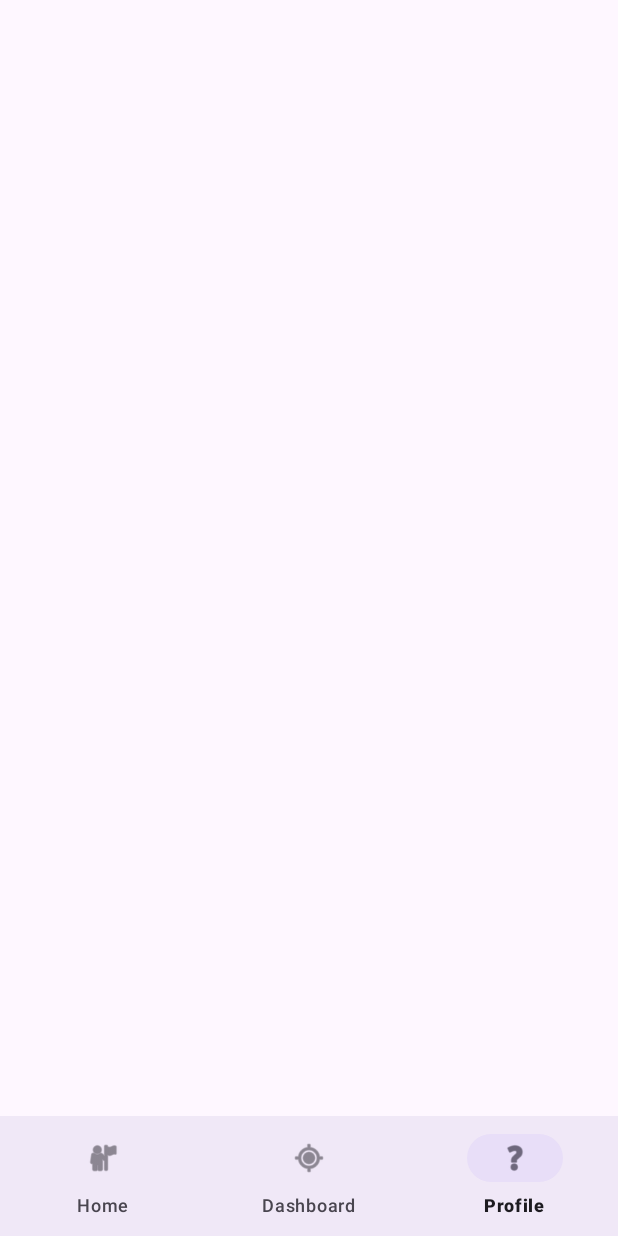
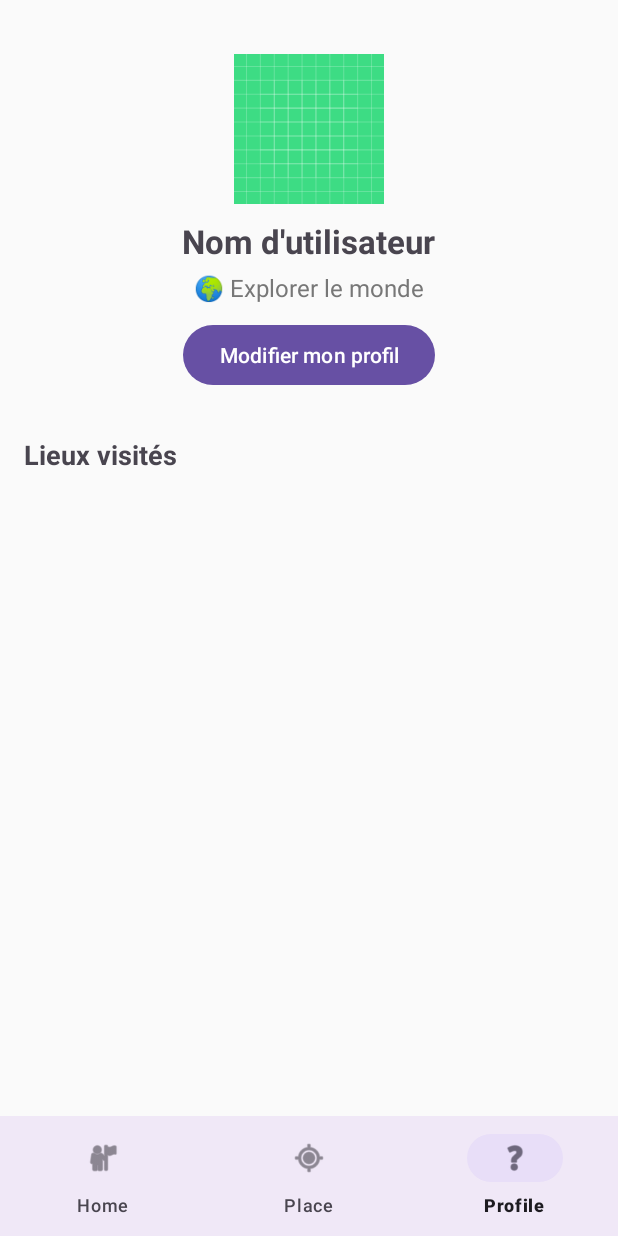
Before and after one commit to silamakanK/placy, an Android app: the screen it shows after launch (MainActivity), item 3 of the bottom bar chosen, on a phone screen of 412 x 824 dp. Run offline under Robolectric (Android 15) with nearby library versions, the phone set to English and light mode, and no system bars.

Commit message:
Add bottom navigation and fragment home / profile

```diff
--- a/app/src/main/AndroidManifest.xml
+++ b/app/src/main/AndroidManifest.xml
@@ -16,7 +16,6 @@
             android:exported="true">
             <intent-filter>
                 <action android:name="android.intent.action.MAIN" />
-
                 <category android:name="android.intent.category.LAUNCHER" />
             </intent-filter>
         </activity>
--- a/app/src/main/java/fr/placy/BottomNavigation.kt
+++ /dev/null
@@ -1,5 +0,0 @@
-package fr.placy
-
-class BottomNavigation {
-
-}
--- /dev/null
+++ b/app/src/main/java/fr/placy/HomeFragment.kt
@@ -0,0 +1,17 @@
+package fr.placy
+
+import android.os.Bundle
+import android.view.LayoutInflater
+import android.view.View
+import android.view.ViewGroup
+import androidx.fragment.app.Fragment
+
+class HomeFragment : Fragment() {
+    override fun onCreateView(
+        inflater: LayoutInflater,
+        container: ViewGroup?,
+        savedInstanceState: Bundle?
+    ): View? {
+        return inflater.inflate(R.layout.fragment_home, container, false)
+    }
+}
--- a/app/src/main/java/fr/placy/MainActivity.kt
+++ b/app/src/main/java/fr/placy/MainActivity.kt
@@ -5,16 +5,48 @@ import androidx.activity.enableEdgeToEdge
 import androidx.appcompat.app.AppCompatActivity
 import androidx.core.view.ViewCompat
 import androidx.core.view.WindowInsetsCompat
+import androidx.fragment.app.Fragment
+import fr.placy.HomeFragment
+import com.google.android.material.bottomnavigation.BottomNavigationView
+
 
 class MainActivity : AppCompatActivity() {
+
+    lateinit var bottomNav: BottomNavigationView
+
     override fun onCreate(savedInstanceState: Bundle?) {
         super.onCreate(savedInstanceState)
         enableEdgeToEdge()
         setContentView(R.layout.activity_main)
+
+        bottomNav = findViewById(R.id.bottom_navigation)
+
+        // Par défaut -> Home
+        openFragment(HomeFragment())
+
+        bottomNav.setOnItemSelectedListener { item ->
+            when (item.itemId) {
+                R.id.nav_home -> {
+                    openFragment(HomeFragment())
+                    true
+                }
+                R.id.nav_profile -> {
+                    openFragment(ProfileFragment())
+                    true
+                }
+                else -> false
+            }
+        }
         ViewCompat.setOnApplyWindowInsetsListener(findViewById(R.id.main)) { v, insets ->
             val systemBars = insets.getInsets(WindowInsetsCompat.Type.systemBars())
             v.setPadding(systemBars.left, systemBars.top, systemBars.right, systemBars.bottom)
             insets
         }
     }
+
+    fun openFragment(fragment: Fragment) {
+        supportFragmentManager.beginTransaction()
+            .replace(R.id.fragment_container, fragment)
+            .commit()
+    }
 }
--- /dev/null
+++ b/app/src/main/java/fr/placy/ProfileFragment.kt
@@ -0,0 +1,19 @@
+package fr.placy
+
+import android.os.Bundle
+import android.view.LayoutInflater
+import android.view.View
+import android.view.ViewGroup
+import androidx.appcompat.app.AppCompatActivity
+import androidx.fragment.app.Fragment
+
+class ProfileFragment : Fragment()    {
+   override fun onCreateView(
+      inflater: LayoutInflater,
+      container: ViewGroup?,
+      savedInstanceState: Bundle?
+   ): View? {
+      return inflater.inflate(R.layout.fragment_profile, container, false)
+   }
+
+}
--- /dev/null
+++ b/app/src/main/res/layout/fragment_profile.xml
@@ -0,0 +1,68 @@
+<ScrollView xmlns:android="http://schemas.android.com/apk/res/android"
+    android:layout_width="match_parent"
+    android:layout_height="match_parent"
+    android:padding="16dp"
+    android:background="#FAFAFA">
+
+    <LinearLayout
+        android:layout_width="match_parent"
+        android:layout_height="wrap_content"
+        android:orientation="vertical"
+        android:gravity="center_horizontal">
+
+        <!-- Photo de profil -->
+        <ImageView
+            android:id="@+id/profileImage"
+            android:layout_width="100dp"
+            android:layout_height="100dp"
+            android:layout_marginTop="20dp"
+            android:src="@drawable/ic_launcher_background"
+            android:scaleType="centerCrop"
+            android:background="@drawable/ic_launcher_foreground" />
+
+        <!-- Nom -->
+        <TextView
+            android:id="@+id/profileName"
+            android:layout_width="wrap_content"
+            android:layout_height="wrap_content"
+            android:text="Nom d'utilisateur"
+            android:textSize="22sp"
+            android:textStyle="bold"
+            android:layout_marginTop="10dp"/>
+
+        <!-- Statut -->
+        <TextView
+            android:id="@+id/profileStatus"
+            android:layout_width="wrap_content"
+            android:layout_height="wrap_content"
+            android:text="🌍 Explorer le monde"
+            android:textSize="16sp"
+            android:textColor="#777"
+            android:layout_marginTop="5dp"/>
+
+        <!-- Bouton de modification -->
+        <Button
+            android:id="@+id/editProfileButton"
+            android:layout_width="wrap_content"
+            android:layout_height="wrap_content"
+            android:text="Modifier mon profil"
+            android:layout_marginTop="10dp"/>
+
+        <!-- Lieux visités -->
+        <TextView
+            android:id="@+id/visitedPlacesTitle"
+            android:layout_width="match_parent"
+            android:layout_height="wrap_content"
+            android:text="Lieux visités"
+            android:textSize="18sp"
+            android:textStyle="bold"
+            android:layout_marginTop="30dp"/>
+
+        <LinearLayout
+            android:id="@+id/visitedPlacesContainer"
+            android:layout_width="match_parent"
+            android:layout_height="wrap_content"
+            android:orientation="vertical"
+            android:layout_marginTop="10dp"/>
+    </LinearLayout>
+</ScrollView>
--- a/app/src/main/res/menu/bottom_nav_menu.xml
+++ b/app/src/main/res/menu/bottom_nav_menu.xml
@@ -1,17 +1,18 @@
 <?xml version="1.0" encoding="utf-8"?>
 <menu xmlns:android="http://schemas.android.com/apk/res/android">
 
-    <item        android:id="@+id/navigation_home"
+    <item
+        android:id="@+id/nav_home"
         android:icon="@android:drawable/ic_menu_myplaces"
         android:title="Home" />
 
     <item
-        android:id="@+id/navigation_dashboard"
+        android:id="@+id/nav_location"
         android:icon="@android:drawable/ic_menu_mylocation"
-        android:title="Dashboard" />
+        android:title="Place" />
 
     <item
-        android:id="@+id/navigation_profile"
+        android:id="@+id/nav_profile"
         android:icon="@android:drawable/ic_menu_help"
         android:title="Profile" />
 
```
Also changed, not shown: app/src/main/java/fr/placy/ProfileActivity.kt (deleted, +0 -47 lines), app/src/main/res/layout/activity_profile.xml (deleted, +0 -62 lines), app/src/main/res/layout/fragment_home.xml (added, +24 -0 lines).
